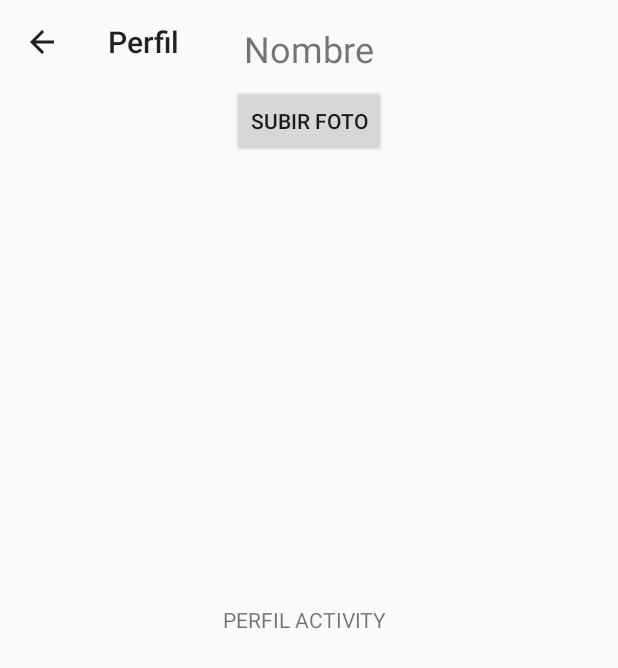
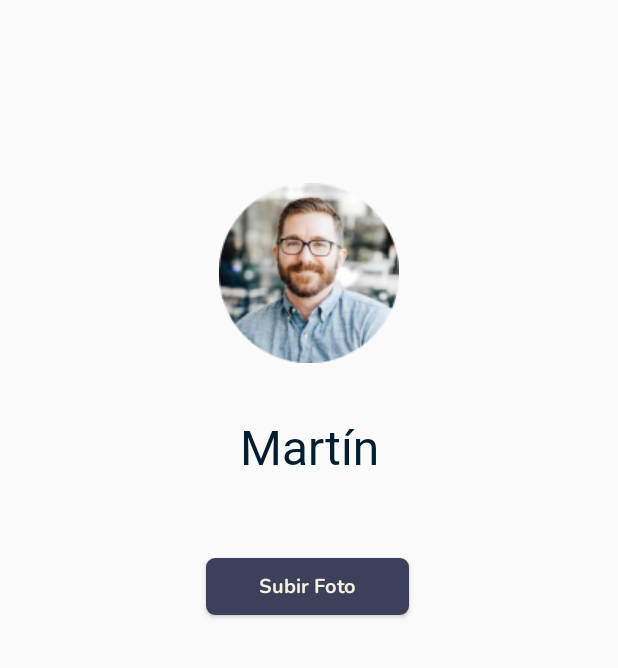
Before and after one commit to faqpauro/parcialTP3, an Android app: the PerfilActivity screen opened directly, with no data from a screen before it, on a phone screen of 412 x 824 dp. Shown: the top 668 px of the screen. Run offline under Robolectric (Android 15) with nearby library versions, the phone set to English and light mode, and no system bars.

Commit message:
Commit. Pagina de perfil, .xml para configurar btn_subir_foto, fuentes de texto.

```diff
--- /dev/null
+++ b/app/src/main/res/drawable/setting_button_perfil.xml
@@ -0,0 +1,5 @@
+<?xml version="1.0" encoding="utf-8"?>
+<shape xmlns:android="http://schemas.android.com/apk/res/android">
+    <solid android:color="@color/button_perfil_color"/>
+    <corners android:radius="6dp"/>
+</shape>
--- a/app/src/main/res/layout/activity_perfil.xml
+++ b/app/src/main/res/layout/activity_perfil.xml
@@ -7,46 +7,55 @@
     tools:context=".activities.PerfilActivity">
 
     <TextView
-        android:id="@+id/textView"
-        android:layout_width="115dp"
-        android:layout_height="17dp"
-        android:text="PERFIL ACTIVITY"
+        android:id="@+id/perfil_name"
+        android:layout_width="184dp"
+        android:layout_height="48dp"
+        android:layout_marginStart="114dp"
+        android:layout_marginEnd="114dp"
+        android:layout_marginBottom="11dp"
+        android:fontFamily="@font/roboto_regular"
+        android:text="Martín"
+        android:textAlignment="center"
+        android:textColor="#001E2F"
+        android:textSize="32sp"
+        app:layout_constraintBottom_toTopOf="@+id/btn_subir_foto"
+        app:layout_constraintEnd_toEndOf="parent"
+        app:layout_constraintHorizontal_bias="1.0"
+        app:layout_constraintStart_toStartOf="parent"
+        app:layout_constraintTop_toBottomOf="@+id/imagen_foto_perfil" />
+
+    <ImageView
+        android:id="@+id/imagen_foto_perfil"
+        android:layout_width="wrap_content"
+        android:layout_height="wrap_content"
+        android:layout_marginStart="146dp"
+        android:layout_marginTop="87dp"
+        android:layout_marginEnd="146dp"
+        app:layout_constraintBottom_toTopOf="@+id/perfil_name"
+        app:layout_constraintEnd_toEndOf="parent"
+        app:layout_constraintHorizontal_bias="1.0"
+        app:layout_constraintStart_toStartOf="parent"
+        app:layout_constraintTop_toTopOf="parent"
+        app:srcCompat="@drawable/perfi_imagen" />
+
+    <Button
+        android:id="@+id/btn_subir_foto"
+        android:layout_width="135dp"
+        android:layout_height="38dp"
+        android:layout_marginStart="137dp"
+        android:layout_marginTop="2dp"
+        android:layout_marginEnd="139dp"
+        android:layout_marginBottom="380dp"
+        android:background="@drawable/setting_button_perfil"
+        android:fontFamily="@font/nunito_bold"
+        android:text="Subir Foto"
+        android:textAlignment="center"
+        android:textAllCaps="false"
+        android:textColor="#F4F1DE"
+        android:textSize="13sp"
         app:layout_constraintBottom_toBottomOf="parent"
         app:layout_constraintEnd_toEndOf="parent"
+        app:layout_constraintHorizontal_bias="1.0"
         app:layout_constraintStart_toStartOf="parent"
-        app:layout_constraintTop_toTopOf="parent"
-    android:orientation="vertical"/>
-
-    <!-- Include your app bar -->
-    <include
-        layout="@layout/app_bar_main"
-        android:layout_width="match_parent"
-        android:layout_height="wrap_content" />
-
-<ScrollView
-    android:layout_width="match_parent"
-    android:layout_height="match_parent"
-    android:padding="16dp">
-
-    <LinearLayout
-        android:layout_width="match_parent"
-        android:layout_height="wrap_content"
-        android:orientation="vertical"
-        android:gravity="center_horizontal">
-
-        <TextView
-            android:id="@+id/profileName"
-            android:layout_width="wrap_content"
-            android:layout_height="wrap_content"
-            android:text="Nombre"
-            android:textSize="24sp"
-            android:paddingBottom="8dp"/>
-
-        <Button
-            android:id="@+id/uploadButton"
-            android:layout_width="wrap_content"
-            android:layout_height="wrap_content"
-            android:text="Subir Foto"/>
-    </LinearLayout>
-</ScrollView>
+        app:layout_constraintTop_toBottomOf="@+id/perfil_name" />
 </androidx.constraintlayout.widget.ConstraintLayout>
--- a/app/src/main/res/values/colors.xml
+++ b/app/src/main/res/values/colors.xml
@@ -6,7 +6,7 @@
     <color name="primarydark">#533E2D</color>
     <color name="accent">#B88B4A</color>
     <color name="button_main_color">#827397</color>
-
+    <color name="button_perfil_color">#3D405B</color>
 
 
 </resources>
```
Also changed, not shown: app/src/main/res/drawable/perfi_imagen.png (added), app/src/main/res/font/nunito_bold.ttf (added), app/src/main/res/font/roboto_regular.ttf (added).
